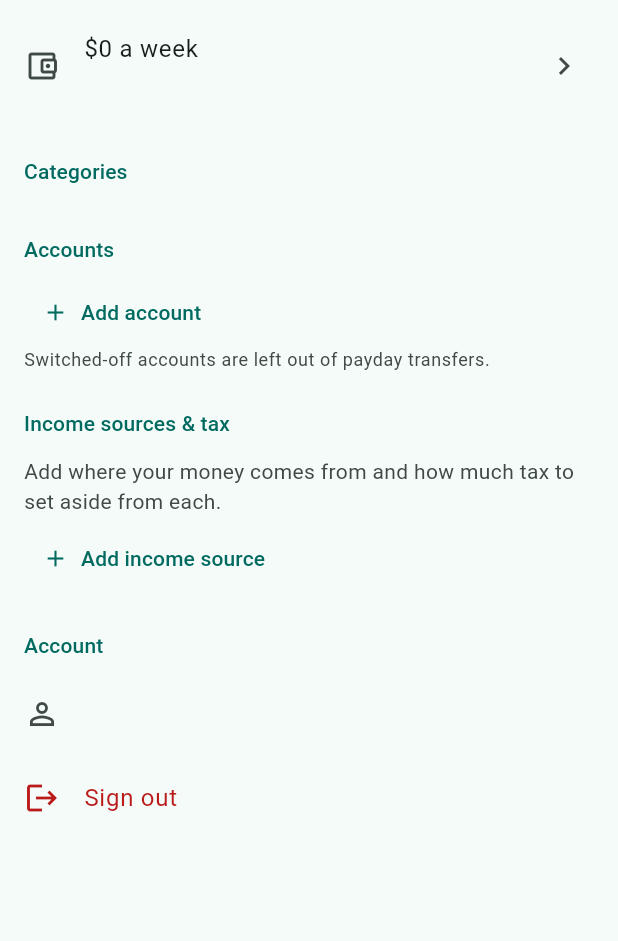
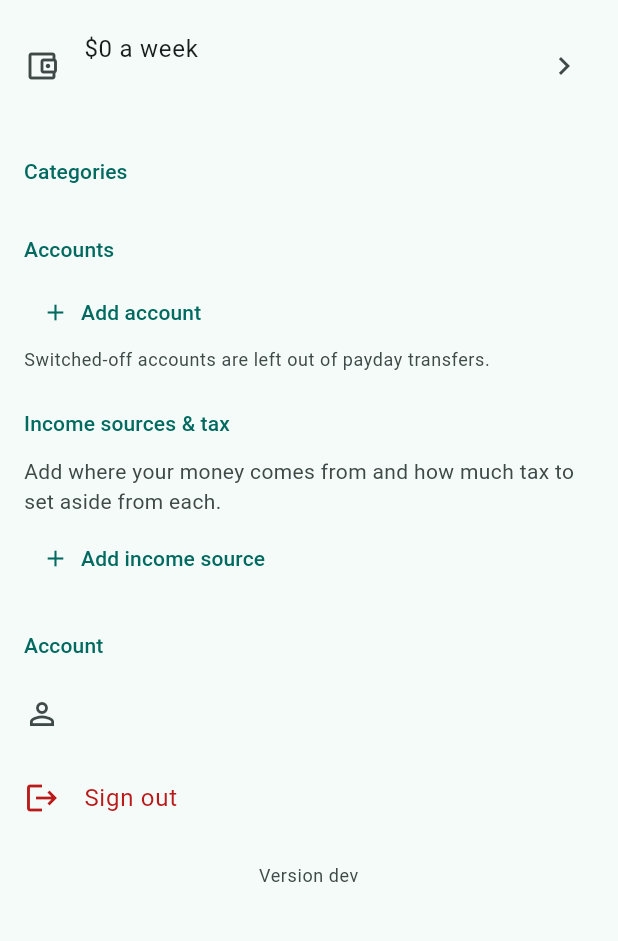
Before and after one commit to yogiElmo/yogender-budget-tracker, a Flutter app: the screen it shows once a user with an empty profile is signed in, after a tap on "Try again", after a tap on the "settings" icon, on a phone screen of 412 x 824 dp, the part 150-1091 px from its top. Run offline on Flutter 3.47's test engine with Material 3 defaults, Android fonts, the phone set to English and light mode, and no system bars; our stand-ins replace supabase_flutter, web; accounts and stored records are empty; network calls fail.

Commit message:
Make updates reach phones straight away
GitHub Pages lets browsers cache files for 10 minutes and home-screen apps
hold on longer. Each release now loads its files from versioned URLs and
publishes version.json; on start the app compares versions and reloads
itself at a fresh URL when it's behind. Settings shows the version.

Co-Authored-By: Claude Opus 5.5 <noreply@anthropic.com>
Claude-Session: https://claude.ai/code/session_0151pk2N8XmQxB11UYMTMbw3

```diff
--- a/lib/main.dart
+++ b/lib/main.dart
@@ -5,6 +5,7 @@ import 'package:supabase_flutter/supabase_flutter.dart';
 
 import 'screens/home.dart';
 import 'screens/sign_in.dart';
+import 'util/app_version.dart';
 
 // The publishable key is meant to live in the app; row-level security protects the data.
 const supabaseUrl = 'https://riigbbhzyszajdjqvxmo.supabase.co';
@@ -14,6 +15,7 @@ Future<void> main() async {
   WidgetsFlutterBinding.ensureInitialized();
   await Supabase.initialize(url: supabaseUrl, publishableKey: supabasePublishableKey);
   runApp(const BudgetApp());
+  reloadIfOutdated();
 }
 
 class BudgetApp extends StatelessWidget {
--- a/lib/screens/settings.dart
+++ b/lib/screens/settings.dart
@@ -3,6 +3,7 @@ import 'package:flutter/services.dart';
 import 'package:supabase_flutter/supabase_flutter.dart';
 
 import '../data/repo.dart';
+import '../util/app_version.dart';
 import '../util/format.dart';
 
 class SettingsScreen extends StatefulWidget {
@@ -347,6 +348,12 @@ class _SettingsScreenState extends State<SettingsScreen> {
             }
           },
         ),
+        Padding(
+          padding: const EdgeInsets.all(16),
+          child: Text('Version $appVersion',
+              textAlign: TextAlign.center,
+              style: theme.textTheme.bodySmall?.copyWith(color: scheme.onSurfaceVariant)),
+        ),
       ],
     );
   }
--- /dev/null
+++ b/lib/util/app_version.dart
@@ -0,0 +1,26 @@
+// Keeps the web app current. GitHub Pages lets browsers cache files for
+// 10 minutes, and phones keep home-screen apps even longer, so on start the
+// app asks the server which version is live and reloads itself if it's behind.
+
+import 'package:http/http.dart' as http;
+import 'dart:convert';
+
+import 'platform/reload_stub.dart' if (dart.library.js_interop) 'platform/reload_web.dart';
+
+/// Set at build time with `--dart-define=APP_VERSION=<commit>`; "dev" when run locally.
+const appVersion = String.fromEnvironment('APP_VERSION', defaultValue: 'dev');
+
+Future<void> reloadIfOutdated() async {
+  if (appVersion == 'dev') return;
+  try {
+    final res = await http.get(Uri.parse('version.json?t=${DateTime.now().millisecondsSinceEpoch}'));
+    if (res.statusCode != 200) return;
+    final live = (jsonDecode(res.body) as Map<String, dynamic>)['version'] as String?;
+    if (live == null || live == appVersion) return;
+    // Already tried this version and still got the old one: don't loop.
+    if (currentVersionParam() == live) return;
+    reloadToVersion(live);
+  } catch (_) {
+    // Offline or blocked: keep running the version we have.
+  }
+}
--- /dev/null
+++ b/lib/util/platform/reload_stub.dart
@@ -0,0 +1,3 @@
+/// Non-web builds: nothing to reload.
+String? currentVersionParam() => null;
+void reloadToVersion(String version) {}
--- /dev/null
+++ b/lib/util/platform/reload_web.dart
@@ -0,0 +1,11 @@
+import 'package:web/web.dart' as web;
+
+/// The `v` query parameter the page was opened with, if any.
+String? currentVersionParam() => Uri.parse(web.window.location.href).queryParameters['v'];
+
+/// Opens the app at a URL the browser hasn't cached yet, so it loads the new version.
+void reloadToVersion(String version) {
+  final uri = Uri.parse(web.window.location.href);
+  final next = uri.replace(queryParameters: {...uri.queryParameters, 'v': version}, fragment: '');
+  web.window.location.replace(next.toString());
+}
--- a/pubspec.yaml
+++ b/pubspec.yaml
@@ -35,6 +35,8 @@ dependencies:
   # Use with the CupertinoIcons class for iOS style icons.
   cupertino_icons: ^1.0.8
   supabase_flutter: ^2.18.0
+  http: ^1.6.0
+  web: ^1.1.1
 
 dev_dependencies:
   flutter_test:
```
Also changed, not shown: pubspec.lock, 2 other files.
